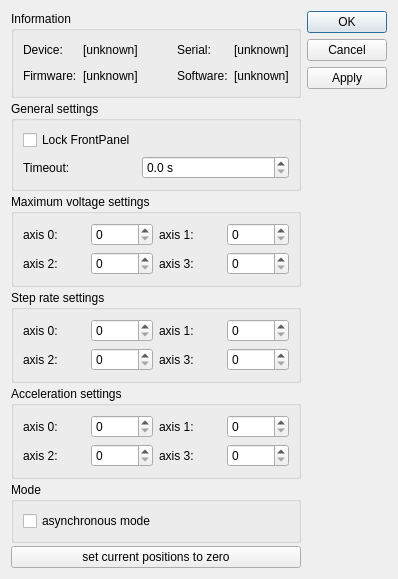
The window that ThorlabsKCubeIM/dialogThorlabsKCubeIM.ui (itom-project/plugins) describes before a commit, drawn with Qt 5.
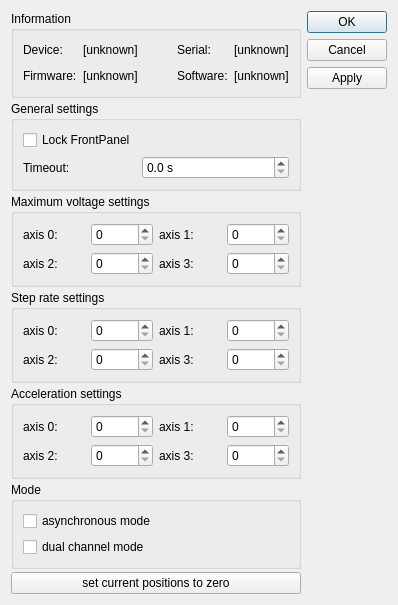
The same window after the commit.

Commit message: ThorlabsKCubeIM: implemented async mode for all moving modes (single, dual channel)

Patch:
```diff
--- a/ThorlabsKCubeIM/dialogThorlabsKCubeIM.ui
+++ b/ThorlabsKCubeIM/dialogThorlabsKCubeIM.ui
@@ -345,6 +345,13 @@
           </property>
          </widget>
         </item>
+        <item>
+         <widget class="QCheckBox" name="checkDualChannel">
+          <property name="text">
+           <string>dual channel mode</string>
+          </property>
+         </widget>
+        </item>
        </layout>
       </widget>
      </item>
```
The commit also changes 4 other files.
